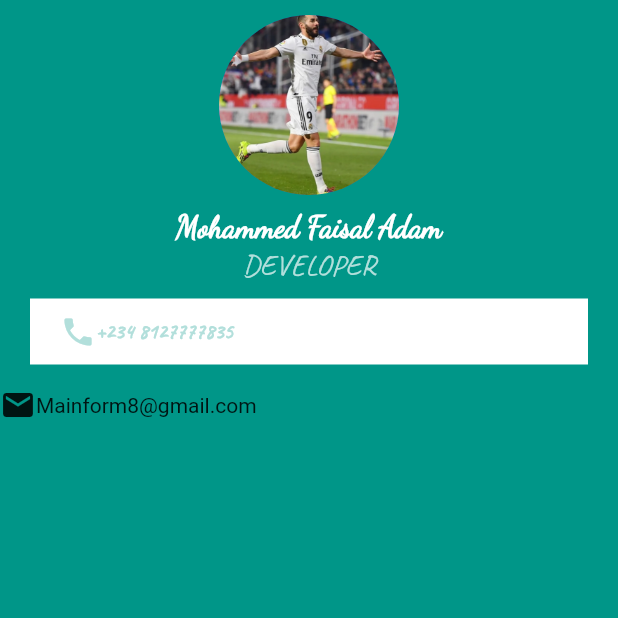
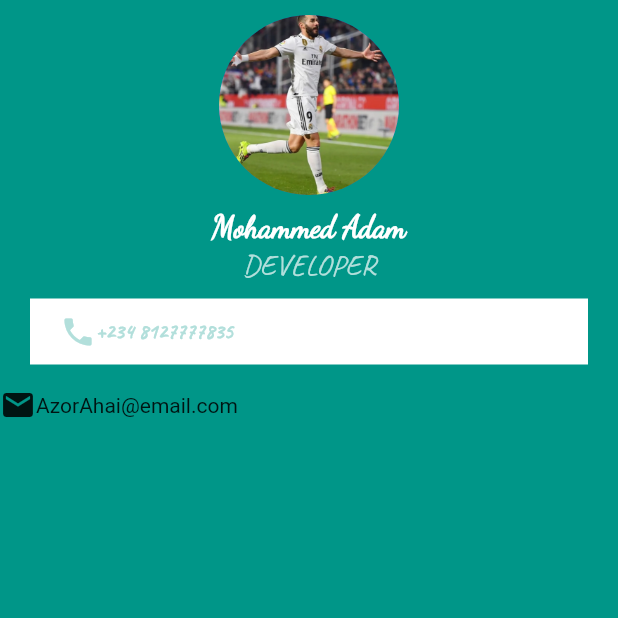
Before and after one commit to AzorAha1/card, a Flutter app: the screen it shows after launch, on a phone screen of 412 x 824 dp, the top half of it. Run offline on Flutter 3.47's test engine with Material 2 defaults, Android fonts, the phone set to English and light mode, and no system bars.

Commit message:
Update main.dart

```diff
--- a/lib/main.dart
+++ b/lib/main.dart
@@ -26,7 +26,7 @@ class MyApp extends StatelessWidget {
                 height: 10,
               ),
               Text(
-                'Mohammed Faisal Adam',
+                'Mohammed Adam',
                 style: TextStyle(
                   fontSize: 20.0,
                   color: Colors.white,
@@ -70,7 +70,7 @@ class MyApp extends StatelessWidget {
                 child: Row(
                   children: [
                     Icon(Icons.email),
-                    Text('Mainform8@gmail.com'),
+                    Text('AzorAhai@email.com'),
                   ],
                 ),
               ),
```
